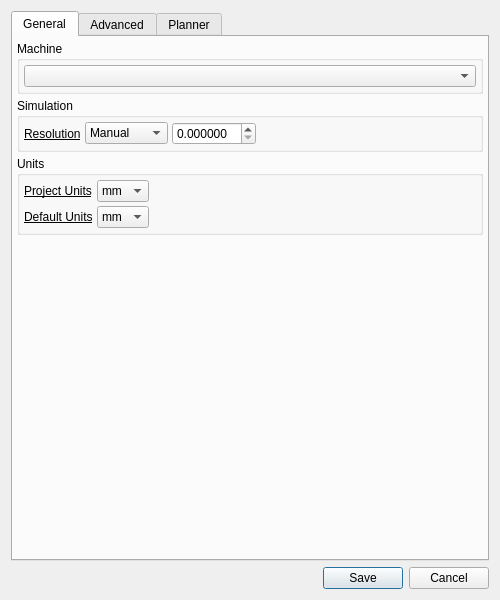
Before: the Qt Designer form qt/settings_dialog.ui in CauldronDevelopmentLLC/CAMotics, drawn with Qt 5.
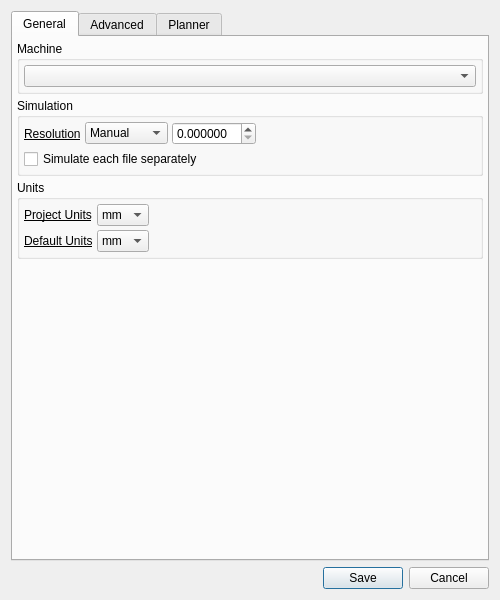
After: the same form once the commit is applied. The open tabs and pages were chosen to show the change.

```diff
--- a/qt/settings_dialog.ui
+++ b/qt/settings_dialog.ui
@@ -196,6 +196,19 @@
             </item>
            </layout>
           </item>
+          <item>
+           <widget class="QCheckBox" name="separateFilesCheckBox">
+            <property name="sizePolicy">
+             <sizepolicy hsizetype="Minimum" vsizetype="Fixed">
+              <horstretch>0</horstretch>
+              <verstretch>0</verstretch>
+             </sizepolicy>
+            </property>
+            <property name="text">
+             <string>Simulate each file separately</string>
+            </property>
+           </widget>
+          </item>
          </layout>
         </widget>
        </item>
```
Left out of the diff: 2 changed lines with no effect on the pictures.
